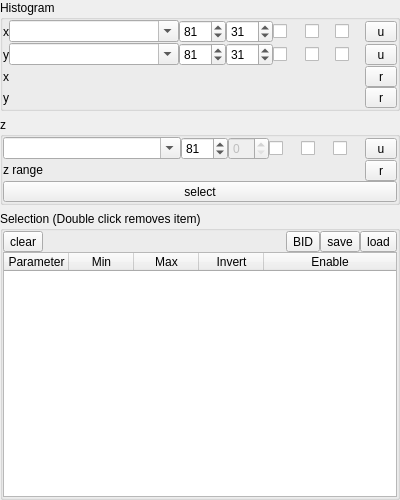
This is ndxplorer/plot_control.ui in Fluorescence-Tools/ndxplorer as Qt 5 draws it before an edit. The edited form follows.
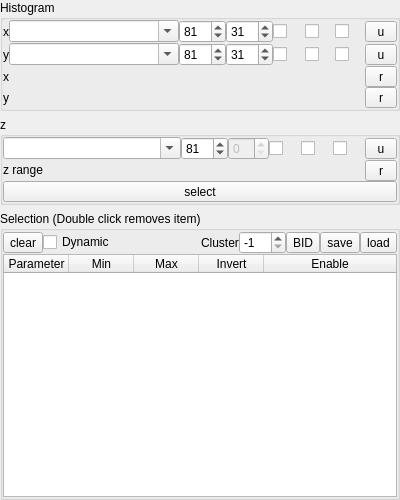
This is the edited form.

What changed in the file:
```diff
--- a/ndxplorer/plot_control.ui
+++ b/ndxplorer/plot_control.ui
@@ -701,6 +701,13 @@
           </property>
          </widget>
         </item>
+        <item>
+         <widget class="QCheckBox" name="checkBoxDynamicSelection">
+          <property name="text">
+           <string>Dynamic</string>
+          </property>
+         </widget>
+        </item>
         <item>
          <spacer name="horizontalSpacer">
           <property name="orientation">
@@ -714,6 +721,26 @@
           </property>
          </spacer>
         </item>
+        <item>
+         <widget class="QLabel" name="label_4">
+          <property name="text">
+           <string>Cluster</string>
+          </property>
+         </widget>
+        </item>
+        <item>
+         <widget class="QSpinBox" name="spinBoxCluster">
+          <property name="minimum">
+           <number>-1</number>
+          </property>
+          <property name="maximum">
+           <number>999</number>
+          </property>
+          <property name="value">
+           <number>-1</number>
+          </property>
+         </widget>
+        </item>
         <item>
          <widget class="QToolButton" name="toolButton">
           <property name="toolTip">
```
